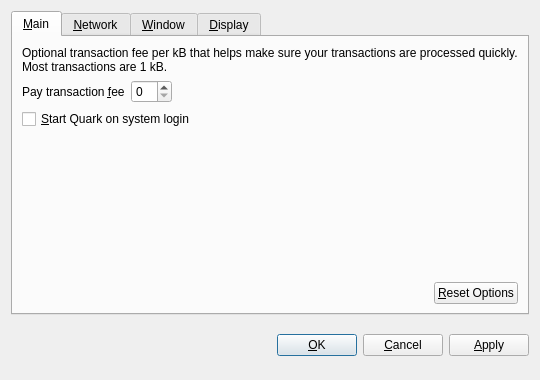
Old version of the form src/qt/forms/optionsdialog.ui in the repository CryptocoinRevival/QuarkBar.
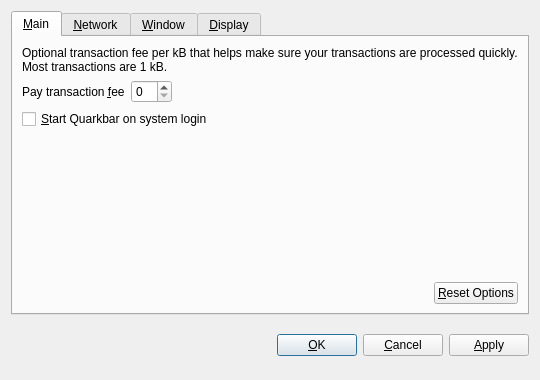
New version of the form. The open tabs and pages were chosen to show the change. Custom widgets are drawn as their Qt base class.

What changed in the file:
```diff
--- a/src/qt/forms/optionsdialog.ui
+++ b/src/qt/forms/optionsdialog.ui
@@ -82,7 +82,7 @@
           <string>Automatically start Quark after logging in to the system.</string>
          </property>
          <property name="text">
-          <string>&amp;Start Quark on system login</string>
+          <string>&amp;Start Quarkbar on system login</string>
          </property>
         </widget>
        </item>
```
Left out of the diff: 10 changed lines with no effect on the pictures.
